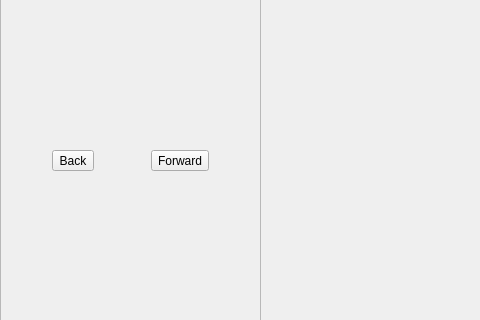
Old version of the form src/libskribisto-desktop-common/src/view.ui in the repository jacquetc/skribisto; both pictures show x 0 to 480 and y 139 to 459 of the 784 by 602 pixel window.
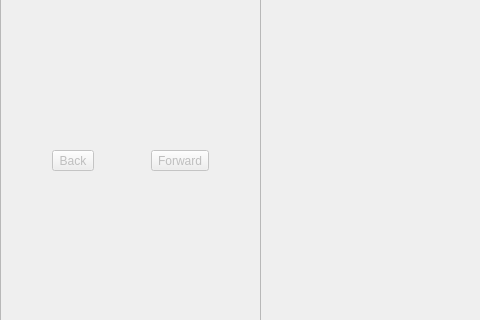
New version of the form. Icons and pictures are not drawn.

```diff
--- a/src/libskribisto-desktop-common/src/view.ui
+++ b/src/libskribisto-desktop-common/src/view.ui
@@ -68,6 +68,9 @@
           </property>
           <item>
            <widget class="QToolButton" name="backHistoryButton">
+            <property name="enabled">
+             <bool>false</bool>
+            </property>
             <property name="text">
              <string notr="true">Back</string>
             </property>
@@ -79,6 +82,9 @@
           </item>
           <item>
            <widget class="QToolButton" name="forwardHistoryButton">
+            <property name="enabled">
+             <bool>false</bool>
+            </property>
             <property name="text">
              <string notr="true">Forward</string>
             </property>
```
